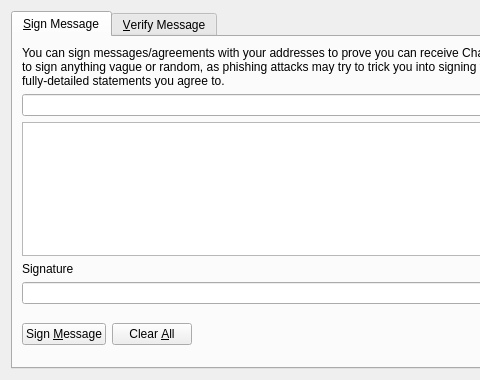
Qt form src/qt/forms/signverifymessagedialog.ui (ChainCoinUnlimited/ChainCoin) before a commit; both pictures show x 0 to 480 and y 0 to 380 of the 700 by 380 pixel window.
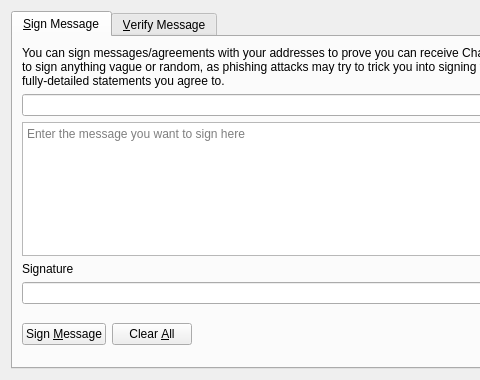
The same form after that commit. Icons and pictures are not drawn. Custom widgets are drawn as their Qt base class.

Commit message: gui: Add placeholder text to the sign message field

What changed in the file:
```diff
--- a/src/qt/forms/signverifymessagedialog.ui
+++ b/src/qt/forms/signverifymessagedialog.ui
@@ -95,6 +95,9 @@
          <property name="toolTip">
           <string>Enter the message you want to sign here</string>
          </property>
+         <property name="placeholderText">
+          <string>Enter the message you want to sign here</string>
+         </property>
         </widget>
        </item>
        <item>
```
